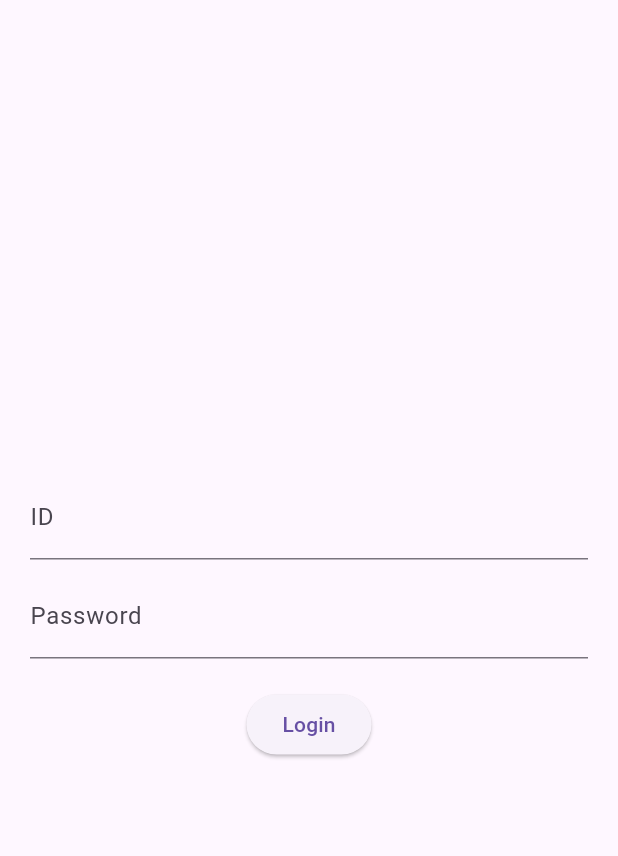
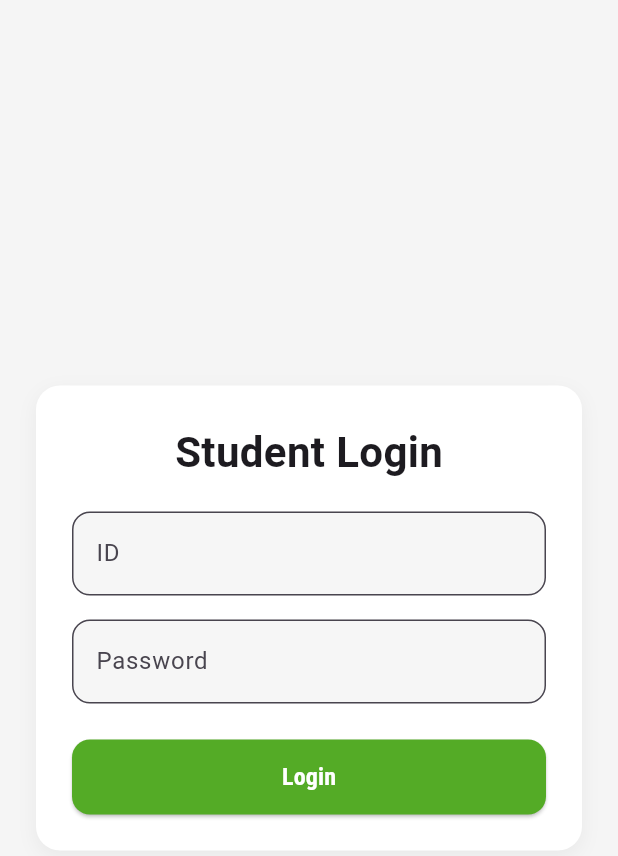
Before and after one commit to mwalexandra/choose_module_app, a Flutter app: the screen it shows after launch, on a phone screen of 412 x 824 dp. Shown: the top 856 px of the screen. Run offline on Flutter 3.47's test engine with Material 3 defaults, Android fonts, the phone set to English and light mode, and no system bars; our stand-ins replace firebase_core, firebase_database; accounts and stored records are empty; Roboto replaces fonts that are missing (Roboto Condensed).

Commit message:
login page styles are finished

```diff
--- a/lib/pages/login_page.dart
+++ b/lib/pages/login_page.dart
@@ -1,3 +1,4 @@
+import 'package:choose_module_app/constants/app_styles.dart';
 import 'package:flutter/material.dart';
 import 'package:firebase_database/firebase_database.dart';
 
@@ -43,7 +44,6 @@ class _LoginPageState extends State<LoginPage> {
       return;
     }
 
-    // Переходим на страницу выбора модулей
     setState(() => _loading = false);
     Navigator.pushReplacementNamed(
       context,
@@ -60,30 +60,82 @@ class _LoginPageState extends State<LoginPage> {
   @override
   Widget build(BuildContext context) {
     return Scaffold(
+      backgroundColor: Colors.grey[100],
       body: Center(
-        child: _loading
-            ? const CircularProgressIndicator()
-            : Padding(
-                padding: const EdgeInsets.all(20),
+        child: SingleChildScrollView(
+          padding: const EdgeInsets.symmetric(horizontal: 24, vertical: 40),
+          child: Container(
+            padding: const EdgeInsets.all(24),
+            decoration: BoxDecoration(
+              color: Colors.white,
+              borderRadius: BorderRadius.circular(16),
+              boxShadow: [
+                BoxShadow(
+                  color: Colors.black.withOpacity(0.05),
+                  blurRadius: 10,
+                  offset: const Offset(0, 4),
+                ),
+              ],
+            ),
             child: Column(
               mainAxisSize: MainAxisSize.min,
               children: [
+                const Text(
+                  'Student Login',
+                  style: TextStyle(
+                    fontSize: 28,
+                    fontWeight: FontWeight.bold,
+                  ),
+                ),
+                const SizedBox(height: 20),
                 TextField(
                   controller: _idController,
-                      decoration: const InputDecoration(labelText: 'ID'),
+                  decoration: InputDecoration(
+                    labelText: 'ID',
+                    border: OutlineInputBorder(
+                      borderRadius: BorderRadius.circular(12),
                     ),
-                    const SizedBox(height: 10),
+                    filled: true,
+                    fillColor: AppColors.backgroundSubtle,
+                  ),
+                ),
+                const SizedBox(height: 16),
                 TextField(
                   controller: _passwordController,
-                      decoration: const InputDecoration(labelText: 'Password'),
                   obscureText: true,
+                  decoration: InputDecoration(
+                    labelText: 'Password',
+                    border: OutlineInputBorder(
+                      borderRadius: BorderRadius.circular(12),
                     ),
-                    const SizedBox(height: 20),
-                    ElevatedButton(
+                    filled: true,
+                    fillColor: AppColors.backgroundSubtle,
+                  ),
+                ),
+                const SizedBox(height: 24),
+                SizedBox(
+                  width: double.infinity,
+                  height: 50,
+                  child: ElevatedButton(
                     onPressed: _login,
-                      child: const Text('Login'),
+                    style: ElevatedButton.styleFrom(
+                      shape: RoundedRectangleBorder(
+                        borderRadius: BorderRadius.circular(12),
+                      ),
+                      backgroundColor: AppColors.primary,
+                    ),
+                    child: _loading
+                        ? const CircularProgressIndicator(
+                            color: AppColors.backgroundMain,
+                          )
+                        : const Text(
+                            'Login',
+                            style: AppTextStyles.button,
+                          ),
+                  ),
                 ),
               ],
+            ),
           ),
         ),
       ),
```
Lines whose indentation alone changed are shown as unchanged.
